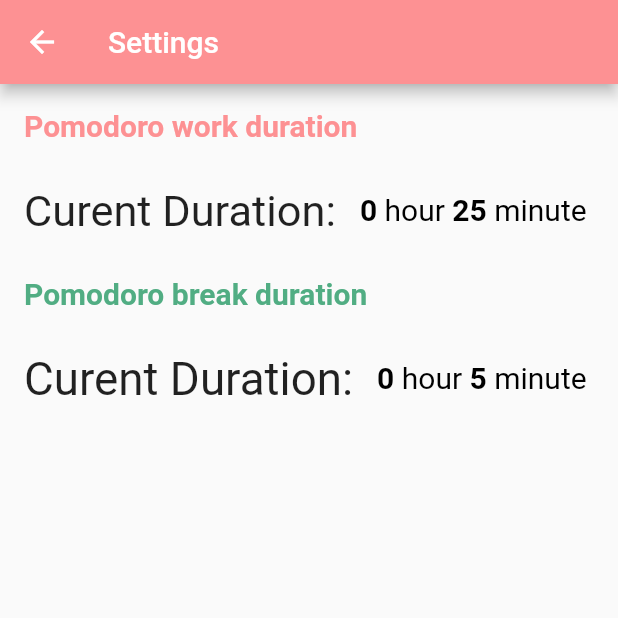
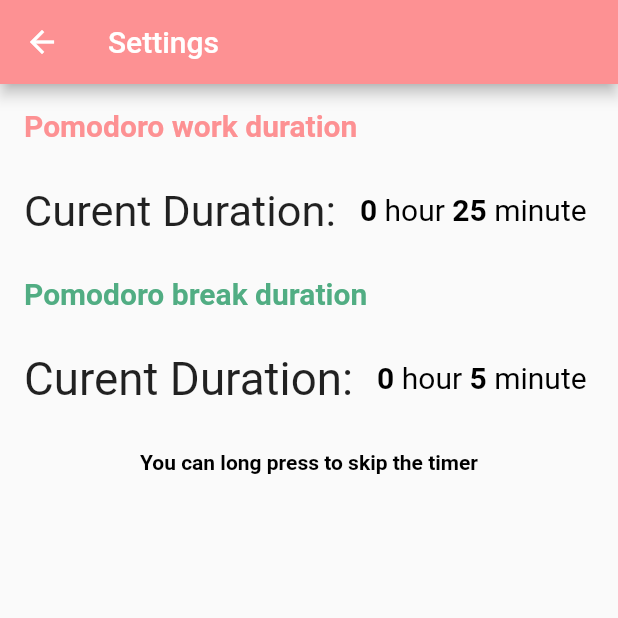
Before and after one commit to bingcheng45/PomodoRemastered, a Flutter app: the Settings screen opened directly with empty values, on a phone screen of 412 x 824 dp, the top half of it. Run offline on Flutter 3.47's test engine with Material 2 defaults, Android fonts, the light colour scheme and no system bars; our stand-ins replace shared_preferences; missing offline and left inert: rect_getter; accounts and stored records are empty.

Commit message:
added description and fixed the text

```diff
--- a/lib/settings.dart
+++ b/lib/settings.dart
@@ -372,6 +372,18 @@
             ),
           ),
           editBreakTimer(),
+          ListTile(
+            title: Center(
+              child: Text(
+                'You can long press to skip the timer',
+                style: TextStyle(
+                  fontSize: 14,
+                  color: Colors.black,
+                  fontWeight: FontWeight.bold,
+                ),
+              ),
+            ),
+          ),
         ],
       ),
     );
```
Also changed, not shown: lib/home.dart (+13 -4 lines).
